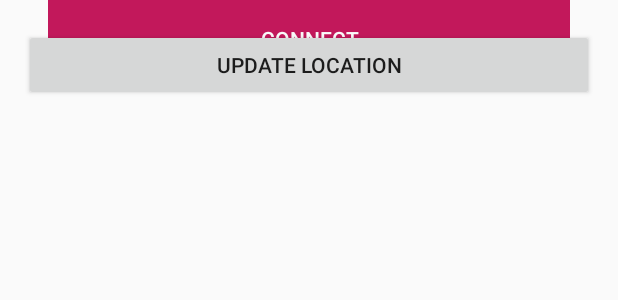
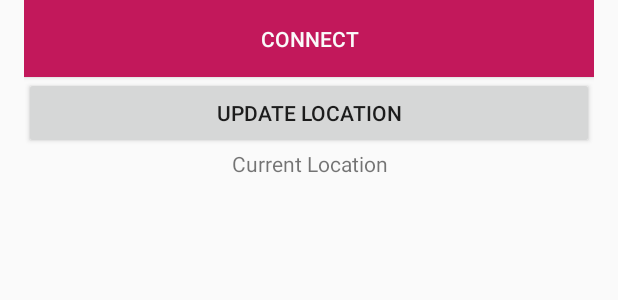
Before and after one commit to riyakarumanchi/Smart-Cane-2, an Android app: the layout content_main3.xml on its own in the app's theme, with its tools: preview values and no code run, on a phone screen of 412 x 824 dp. Shown: the top 300 px of the screen. Run offline under Robolectric (Android 15) with nearby library versions, the phone set to English and light mode, and no system bars.

Commit message:
Cleaned the UI for the main activity.

```diff
--- a/app/src/main/res/layout/content_main3.xml
+++ b/app/src/main/res/layout/content_main3.xml
@@ -12,40 +12,38 @@
     app:layout_behavior="@string/appbar_scrolling_view_behavior"
     tools:showIn="@layout/activity_main3"
     tools:context="com.a03gmail.karumanchi.riya.mapsapp20.Main3Activity">
+
     <LinearLayout
-        android:id="@+id/linearLayout2"
+        android:orientation="vertical"
         android:layout_width="match_parent"
-        android:layout_height="wrap_content"
-        android:orientation="horizontal"
-        android:paddingLeft="16dp"
-        android:paddingRight="16dp"
+        android:layout_height="match_parent"
         >
 
         <Button
             android:id="@+id/btn_select"
             android:layout_width="match_parent"
             android:layout_height="wrap_content"
+            android:background="@color/buttonAccent"
             android:padding="16dp"
-            android:background="@color/buttonAccent"
-            android:textColor="@color/colorPrimary"
-            android:text="Connect" />
-    </LinearLayout>
-    <LinearLayout
-        android:orientation="vertical"
-        android:layout_width="match_parent"
-        android:layout_height="match_parent"
-        >
-        <TextView
-            android:id="@+id/locationText"
+            android:text="Connect"
+            android:textColor="@color/colorPrimary" />
+
+        <Space
             android:layout_width="match_parent"
-            android:layout_height="wrap_content"
-            android:gravity="center" />
+            android:layout_height="wrap_content" />
 
         <Button
             android:id="@+id/locationButton"
             android:layout_width="match_parent"
             android:layout_height="wrap_content"
             android:text="@string/update" />
+
+        <TextView
+            android:id="@+id/locationText"
+            android:layout_width="match_parent"
+            android:layout_height="wrap_content"
+            android:gravity="center"
+            android:text="Current Location" />
     </LinearLayout>
 
 </RelativeLayout>
```
